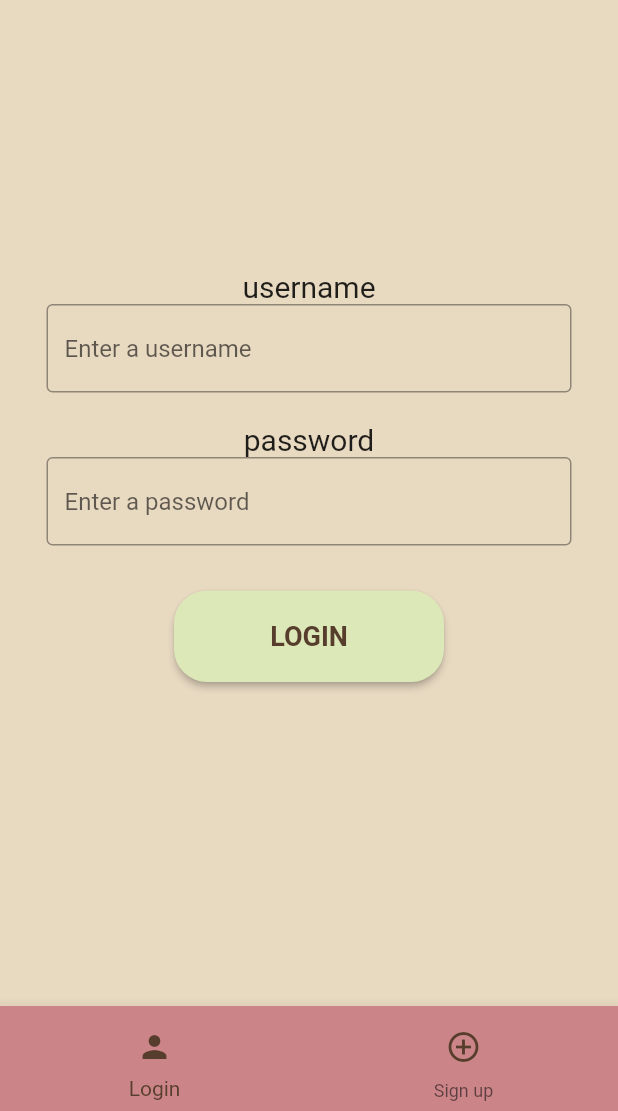
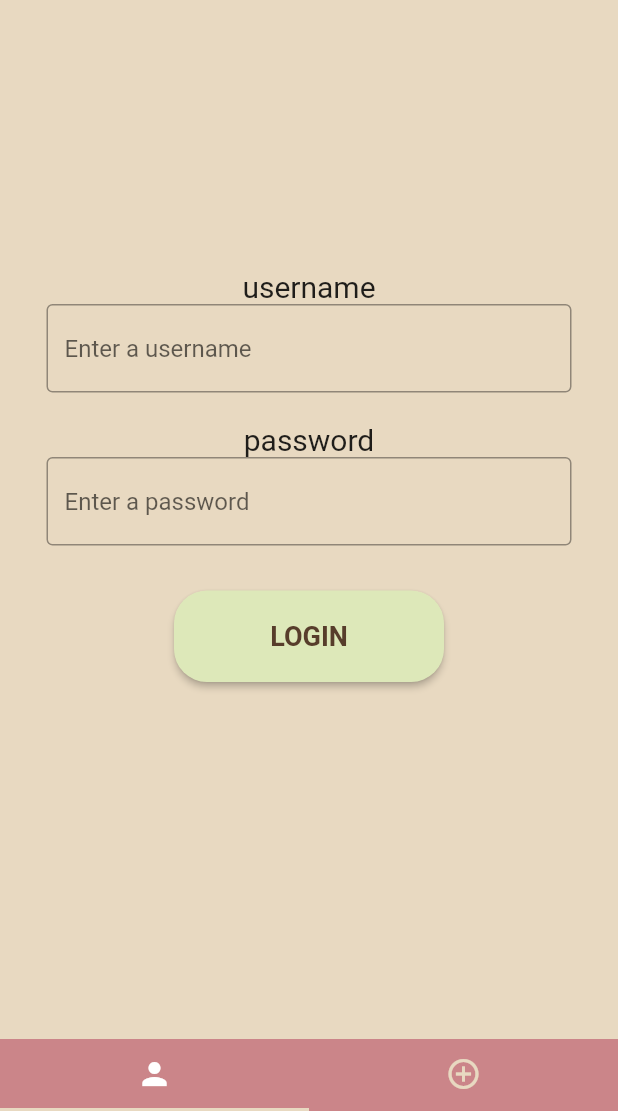
Before and after one commit to jahnvidave04/ShieldHer, a Flutter app: the screen it shows after launch, on a phone screen of 412 x 824 dp, the part 125-1236 px from its top. Run offline on Flutter 3.47's test engine with Material 2 defaults, Android fonts, the light colour scheme and no system bars.

Commit message:
finished fixing nav bar and sign up page

```diff
--- a/shieldher/lib/screens/login.dart
+++ b/shieldher/lib/screens/login.dart
@@ -12,6 +12,31 @@ class _LoginScreenState extends State<LoginScreen> {
     return DefaultTabController(
       length: 3,
       child: Scaffold(
+        body: TabBarView(
+          children: [
+            _buildLogin(context),
+            SignUpScreen(),
+          ],
+        ),
+        bottomNavigationBar: TabBar(
+          tabs: [
+            Tab(
+              icon: Icon(Icons.person),
+            ),
+            Tab(
+              icon: Icon(Icons.add_circle_outline),
+            ),
+          ],
+          indicatorColor: Color.fromARGB(255, 232, 217, 193),
+          unselectedLabelColor: Color.fromARGB(255, 232, 217, 193),
+        ),
+        backgroundColor: Color.fromARGB(255, 203, 133, 137),
+      ),
+    );
+  }
+
+  Widget _buildLogin(BuildContext context) {
+    return Scaffold(
       backgroundColor: Color.fromARGB(255, 232, 217, 193),
       body: SafeArea(
         child: SingleChildScrollView(
@@ -19,7 +44,6 @@ class _LoginScreenState extends State<LoginScreen> {
             child: Column(
               mainAxisAlignment: MainAxisAlignment.center,
               children: [
-
                 //USER INPUT
                 SizedBox(height: 50),
                 Text(
@@ -73,8 +97,6 @@ class _LoginScreenState extends State<LoginScreen> {
                     ),
                     shape: RoundedRectangleBorder(
                       borderRadius: BorderRadius.circular(22),
-                        // side: BorderSide(
-                        //     color: Color.fromARGB(255, 238, 153, 64)),
                     ),
                   ),
                   onPressed: () async {
@@ -94,44 +116,6 @@ class _LoginScreenState extends State<LoginScreen> {
           ),
         ),
       ),
-
-        //NAV BAR
-        bottomNavigationBar: BottomNavigationBar(
-            backgroundColor: Color.fromARGB(255, 203, 133, 137),
-            selectedItemColor: Color.fromARGB(255, 87, 61, 43),
-            items: [
-              BottomNavigationBarItem(
-                icon: Tooltip(
-                  message: 'Login',
-                  child: Padding(
-                    padding:
-                        EdgeInsets.all(8.0), // Adjust the padding as needed
-                    child: Icon(
-                      Icons.person,
-                      color: Color.fromARGB(255, 87, 61, 43),
-                    ),
-                  ),
-                ),
-                label: 'Login',
-              ),
-              BottomNavigationBarItem(
-                icon: Tooltip(
-                  message: 'Sign up',
-                  child: Padding(
-                    padding:
-                        EdgeInsets.all(8.0), // Adjust the padding as needed
-                    child: Icon(
-                      Icons.add_circle_outline,
-                      color: Color.fromARGB(255, 87, 61, 43),
-                    ),
-                  ),
-                ),
-                label: 'Sign up',
-              ),
-            ],
-          )
-
-      ),
     );
   }
 }
```
Also changed, not shown: shieldher/lib/screens/signup.dart (+19 -38 lines). Lines whose indentation alone changed are shown as unchanged.
